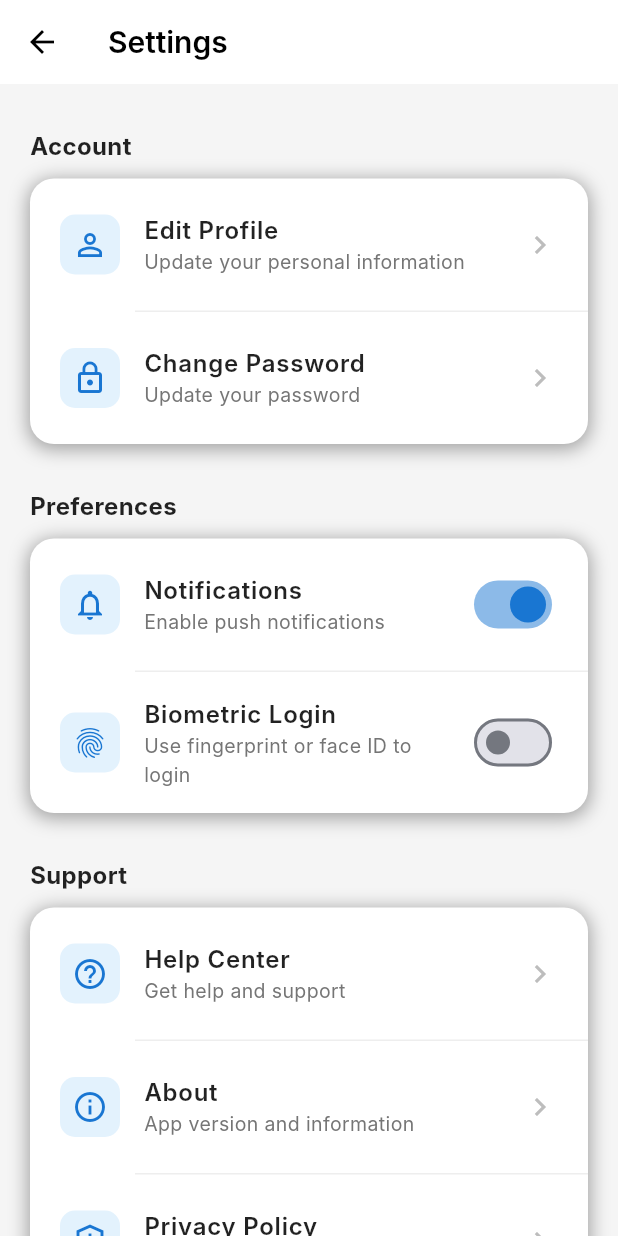
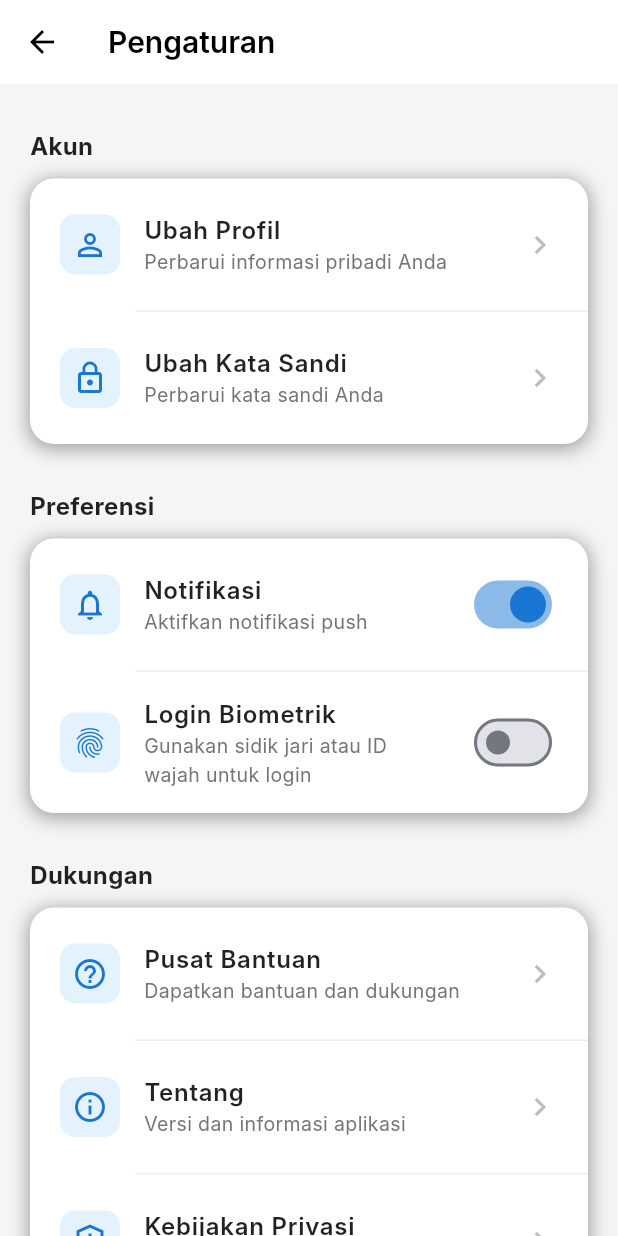
Before and after one commit to Raged9/MobileBankingFlutterApp, a Flutter app: the SettingsScreen screen opened directly, on a phone screen of 412 x 824 dp. Run offline on Flutter 3.47's test engine with Material 3 defaults, Android fonts, the phone set to English and light mode, and no system bars; our stand-ins replace shared_preferences; accounts and stored records are empty; Roboto replaces fonts that are missing (Inter).

Commit message:
Commit 9 Christopher, Arya: Membenarkan Bahasa di Settings, menambahkan back button, revisi balance card.

```diff
--- a/lib/screens/settings_screen.dart
+++ b/lib/screens/settings_screen.dart
@@ -28,7 +28,7 @@ class _SettingsScreenState extends State<SettingsScreen> {
           onPressed: () => Navigator.pop(context),
         ),
         title: const Text(
-          'Settings',
+          'Pengaturan',
           style: TextStyle(
             color: Colors.black,
             fontSize: 20,
@@ -41,12 +41,12 @@ class _SettingsScreenState extends State<SettingsScreen> {
           children: [
             const SizedBox(height: 20),
 
-            _buildSectionTitle('Account'),
+            _buildSectionTitle('Akun'),
             _buildSettingsCard([
               _buildSettingsTile(
                 icon: Icons.person_outline,
-                title: 'Edit Profile',
-                subtitle: 'Update your personal information',
+                title: 'Ubah Profil',
+                subtitle: 'Perbarui informasi pribadi Anda',
                 onTap: () {
                   Navigator.push(
                     context,
@@ -57,8 +57,8 @@ class _SettingsScreenState extends State<SettingsScreen> {
               _buildDivider(),
               _buildSettingsTile(
                 icon: Icons.lock_outline,
-                title: 'Change Password',
-                subtitle: 'Update your password',
+                title: 'Ubah Kata Sandi',
+                subtitle: 'Perbarui kata sandi Anda',
                 onTap: () {
                   Navigator.push(
                     context,
@@ -70,12 +70,12 @@ class _SettingsScreenState extends State<SettingsScreen> {
 
             const SizedBox(height: 20),
 
-            _buildSectionTitle('Preferences'),
+            _buildSectionTitle('Preferensi'),
             _buildSettingsCard([
               _buildSwitchTile(
                 icon: Icons.notifications_outlined,
-                title: 'Notifications',
-                subtitle: 'Enable push notifications',
+                title: 'Notifikasi',
+                subtitle: 'Aktifkan notifikasi push',
                 value: _notificationsEnabled,
                 onChanged: (value) {
                   setState(() {
@@ -86,12 +86,10 @@ class _SettingsScreenState extends State<SettingsScreen> {
               _buildDivider(),
               _buildSwitchTile(
                 icon: Icons.fingerprint,
-                title: 'Biometric Login',
-                subtitle: 'Use fingerprint or face ID to login',
+                title: 'Login Biometrik',
+                subtitle: 'Gunakan sidik jari atau ID wajah untuk login',
                 value: _biometricEnabled,
                 onChanged: (value) {
-                  // Untuk implementasi nyata, Anda akan menggunakan package
-                  // seperti 'local_auth' dan menyimpan preferensi ini.
                   setState(() {
                     _biometricEnabled = value;
                   });
@@ -107,12 +105,12 @@ class _SettingsScreenState extends State<SettingsScreen> {
 
             const SizedBox(height: 20),
 
-            _buildSectionTitle('Support'),
+            _buildSectionTitle('Dukungan'),
             _buildSettingsCard([
               _buildSettingsTile(
                 icon: Icons.help_outline,
-                title: 'Help Center',
-                subtitle: 'Get help and support',
+                title: 'Pusat Bantuan',
+                subtitle: 'Dapatkan bantuan dan dukungan',
                 onTap: () {
                   _showSupportCenter();
                 },
@@ -120,8 +118,8 @@ class _SettingsScreenState extends State<SettingsScreen> {
               _buildDivider(),
               _buildSettingsTile(
                 icon: Icons.info_outline,
-                title: 'About',
-                subtitle: 'App version and information',
+                title: 'Tentang',
+                subtitle: 'Versi dan informasi aplikasi',
                 onTap: () {
                   _showAboutDialog();
                 },
@@ -129,8 +127,8 @@ class _SettingsScreenState extends State<SettingsScreen> {
               _buildDivider(),
               _buildSettingsTile(
                 icon: Icons.privacy_tip_outlined,
-                title: 'Privacy Policy',
-                subtitle: 'Read our privacy policy',
+                title: 'Kebijakan Privasi',
+                subtitle: 'Baca kebijakan privasi kami',
                 onTap: () {
                   _showPrivacyPolicy();
                 },
@@ -155,7 +153,7 @@ class _SettingsScreenState extends State<SettingsScreen> {
                     ),
                   ),
                   child: const Text(
-                    'Logout',
+                    'Keluar', // Diubah
                     style: TextStyle(
                       fontSize: 16,
                       fontWeight: FontWeight.w600,
@@ -292,22 +290,22 @@ class _SettingsScreenState extends State<SettingsScreen> {
     showDialog(
       context: context,
       builder: (context) => AlertDialog(
-        title: const Text('About'),
+        title: const Text('Tentang'),
         content: const Column(
           mainAxisSize: MainAxisSize.min,
           crossAxisAlignment: CrossAxisAlignment.start,
           children: [
             Text('MBanking-HelloBank_App'),
             SizedBox(height: 8),
-            Text('Version 1.0.0'),
+            Text('Versi 1.0.0'),
             SizedBox(height: 8),
-            Text('Digital bank for easy payments'),
+            Text('Bank digital untuk pembayaran mudah'),
           ],
         ),
         actions: [
           TextButton(
             onPressed: () => Navigator.pop(context),
-            child: const Text('Close'),
+            child: const Text('Tutup'),
           ),
         ],
       ),
@@ -318,12 +316,12 @@ class _SettingsScreenState extends State<SettingsScreen> {
     showDialog(
       context: context,
       builder: (context) => AlertDialog(
-        title: const Text('Support Center'),
+        title: const Text('Pusat Dukungan'),
         content: const Column(
           mainAxisSize: MainAxisSize.min,
           crossAxisAlignment: CrossAxisAlignment.start,
           children: [
-            Text('Please Contact:'),
+            Text('Silakan Hubungi:'),
             SizedBox(height: 8),
             Text('hellobank@gmail.com'),
           ],
@@ -331,30 +329,29 @@ class _SettingsScreenState extends State<SettingsScreen> {
         actions: [
           TextButton(
             onPressed: () => Navigator.pop(context),
-            child: const Text('Close'),
+            child: const Text('Tutup'),
           ),
         ],
       ),
     );
   }
 
-      void _showPrivacyPolicy() {
+  void _showPrivacyPolicy() {
     showDialog(
       context: context,
       builder: (context) => AlertDialog(
-        title: const Text('Privacy Policy'),
+        title: const Text('Kebijakan Privasi'),
         content: const Column(
           mainAxisSize: MainAxisSize.min,
           crossAxisAlignment: CrossAxisAlignment.start,
           children: [
             Text('Lorem Ipsum'),
-
           ],
         ),
         actions: [
           TextButton(
             onPressed: () => Navigator.pop(context),
-            child: const Text('Close'),
+            child: const Text('Tutup'),
           ),
         ],
       ),
@@ -365,12 +362,12 @@ class _SettingsScreenState extends State<SettingsScreen> {
     showDialog(
       context: context,
       builder: (context) => AlertDialog(
-        title: const Text('Logout'),
-        content: const Text('Are you sure you want to logout?'),
+        title: const Text('Keluar'),
+        content: const Text('Apakah Anda yakin ingin keluar?'),
         actions: [
           TextButton(
             onPressed: () => Navigator.pop(context),
-            child: const Text('Cancel'),
+            child: const Text('Batal'),
           ),
           TextButton(
             onPressed: () {
@@ -380,7 +377,7 @@ class _SettingsScreenState extends State<SettingsScreen> {
                 (Route<dynamic> route) => false,
               );
             },
-            child: const Text('Logout', style: TextStyle(color: Colors.red)),
+            child: const Text('Keluar', style: TextStyle(color: Colors.red)),
           ),
         ],
       ),
--- a/lib/widgets/balance_card.dart
+++ b/lib/widgets/balance_card.dart
@@ -1,5 +1,3 @@
-// lib/widgets/balance_card.dart
-
 import 'package:flutter/material.dart';
 import 'package:provider/provider.dart';
 import '../providers/user_data_provider.dart';
@@ -74,7 +72,7 @@ class _BalanceCardState extends State<BalanceCard> {
                 children: [
                   const SizedBox(height: 20),
                   const Text(
-                    'Your Balance',
+                    'Saldo Anda',
                     style: TextStyle(color: Colors.white70, fontSize: 16),
                   ),
                   const SizedBox(height: 8),
@@ -101,7 +99,7 @@ class _BalanceCardState extends State<BalanceCard> {
                               ),
                               style: const TextStyle(
                                 color: Colors.white,
-                                fontSize: 18,
+                                fontSize: 16,
                                 letterSpacing: 2,
                               ),
                             ),
```
Also changed, not shown: lib/screens/info_screens.dart (+22 -10 lines), lib/screens/profile_page.dart (+37 -30 lines), lib/screens/transaction_screen.dart (+6 -2 lines).
